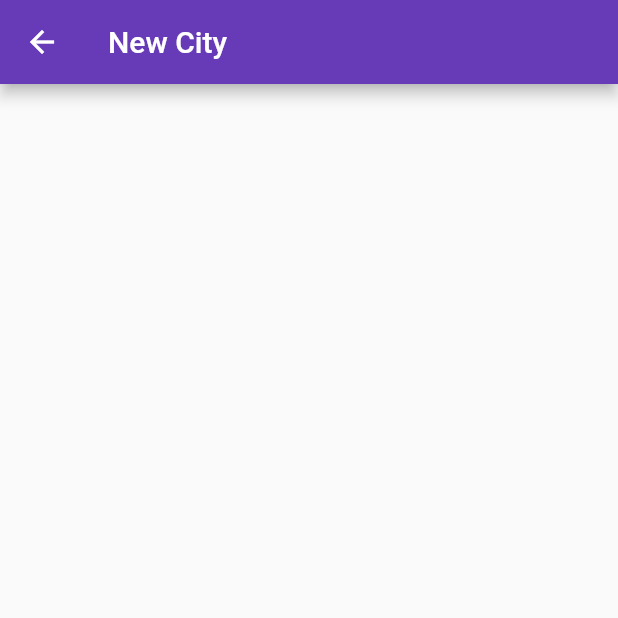
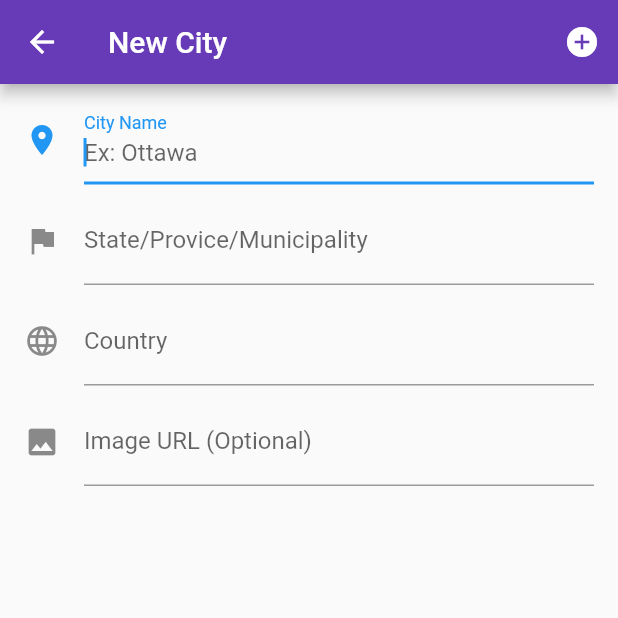
Before and after one commit to escherdykhouse/hello_world, a Flutter app: the AddCityPage screen opened by its route, on a phone screen of 412 x 824 dp, the top half of it. Run offline on Flutter 3.47's test engine with Material 2 defaults, Android fonts, the phone set to English and light mode, and no system bars; network calls fail.

Commit message:
Interface Complete
All of the UI is in place, no functionality though.

```diff
--- a/lib/AddCity.dart
+++ b/lib/AddCity.dart
@@ -1,4 +1,5 @@
 import 'package:flutter/material.dart';
+import 'package:flutter/foundation.dart';
 import 'CityInformation.dart';
 
 class AddCityPage extends StatefulWidget {
@@ -7,12 +8,68 @@ class AddCityPage extends StatefulWidget {
 }
 
 class _AddCityPageState extends State<AddCityPage> {
+
+
   @override
   Widget build(BuildContext context) {
     return Scaffold(
       appBar: AppBar(
-        title: Text("New City")
+        title: Text("New City"),
+        actions: <Widget>[
+          IconButton(icon: Icon(Icons.add_circle), onPressed: () {
+
+          })
+        ],
       ),
+      body: ListView(
+        children: <Widget>[
+          Padding(
+            padding: const EdgeInsets.only(left:16,right:16,top:8),
+            child: TextFormField(
+              autofocus: true,
+              decoration: const InputDecoration(
+                hasFloatingPlaceholder: true,
+                hintText: "Ex: Ottawa",
+                labelText: "City Name",
+                icon: Icon(Icons.place),
+              ),
+            ),
+          ),
+          Padding(
+            padding: const EdgeInsets.only(left:16,right:16,top:8),
+            child: TextFormField(
+              decoration: const InputDecoration(
+                hasFloatingPlaceholder: true,
+                hintText: "Ex: Ontario",
+                labelText: "State/Provice/Municipality",
+                icon: Icon(Icons.assistant_photo),
+              ),
+            ),
+          ),
+          Padding(
+            padding: const EdgeInsets.only(left:16,right:16,top:8),
+            child: TextFormField(
+              decoration: const InputDecoration(
+                hasFloatingPlaceholder: true,
+                hintText: "Ex: Canada",
+                labelText: "Country",
+                icon: Icon(Icons.language),
+              ),
+            ),
+          ),
+          Padding(
+            padding: const EdgeInsets.only(left:16,right:16,top:8),
+            child: TextFormField(
+              decoration: const InputDecoration(
+                hasFloatingPlaceholder: true,
+                hintText: "Ex: https://escherwd.com/canada.jpg",
+                labelText: "Image URL (Optional)",
+                icon: Icon(Icons.image),
+              ),
+            ),
+          )
+        ],
+      )
     );
   }
 }
--- a/lib/CityInformation.dart
+++ b/lib/CityInformation.dart
@@ -23,14 +23,14 @@ class CityInfoArgs {
 }
 
 class CityInformationScreen extends StatefulWidget {
-
-  final String commentTextFieldText = "";
-
   @override
   _CityInformationScreenState createState() => _CityInformationScreenState();
 }
 
 class _CityInformationScreenState extends State<CityInformationScreen> {
+
+  String commentTextFieldText = "";
+
   @override
   Widget build(BuildContext context) {
     final CityInfoArgs args = ModalRoute.of(context).settings.arguments;
@@ -98,10 +98,10 @@ class _CityInformationScreenState extends State<CityInformationScreen> {
                                   cursorColor: Colors.deepPurple,
                                   controller: controller,
                                   onChanged: (String text) {
-                                    this.widget.commentTextFieldText = text;
+                                    this.commentTextFieldText = text;
                                   },
                                   onSubmitted: (String text) {
-                                    addComment(this.widget.commentTextFieldText);
+                                    addComment(this.commentTextFieldText);
                                     controller.clear();
                                   },
                             )),
@@ -110,7 +110,7 @@ class _CityInformationScreenState extends State<CityInformationScreen> {
                                   style: TextStyle(color: Colors.deepPurple)),
                               onPressed: () {
                                 this.setState(() {
-                                  addComment(this.widget.commentTextFieldText);
+                                  addComment(this.commentTextFieldText);
                                   controller.clear();
                                 });
                               },
```
